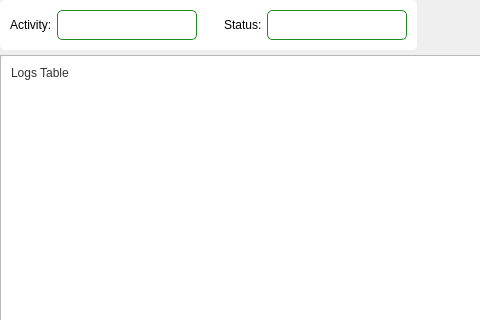
The window that app/src/ui/activity_logs_page.ui (Kazu0210/Inventory-System) describes before a commit, drawn with Qt 5; both pictures show x 0 to 480 and y 0 to 320 of the 791 by 625 pixel window.
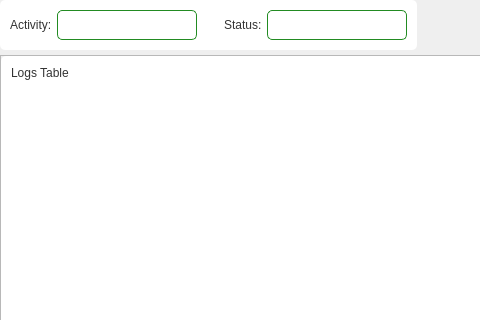
The same window after the commit.

Patch:
```diff
--- a/app/src/ui/activity_logs_page.ui
+++ b/app/src/ui/activity_logs_page.ui
@@ -89,7 +89,7 @@
        <rect>
         <x>0</x>
         <y>0</y>
-        <width>777</width>
+        <width>774</width>
         <height>651</height>
        </rect>
       </property>
@@ -190,7 +190,8 @@
              <item>
               <widget class="QLabel" name="label_2">
                <property name="styleSheet">
-                <string notr="true">font: 63 10pt &quot;Noto Sans SemiBold&quot;;</string>
+                <string notr="true">font: 63 10pt &quot;Noto Sans SemiBold&quot;;
+color: #333333;</string>
                </property>
                <property name="text">
                 <string>Activity:</string>
@@ -259,7 +260,8 @@
              <item>
               <widget class="QLabel" name="label_3">
                <property name="styleSheet">
-                <string notr="true">font: 63 10pt &quot;Noto Sans SemiBold&quot;;</string>
+                <string notr="true">font: 63 10pt &quot;Noto Sans SemiBold&quot;;
+color: #333333;</string>
                </property>
                <property name="text">
                 <string>Status:</string>
```
Left out of the diff: 6 changed lines with no effect on the pictures.
